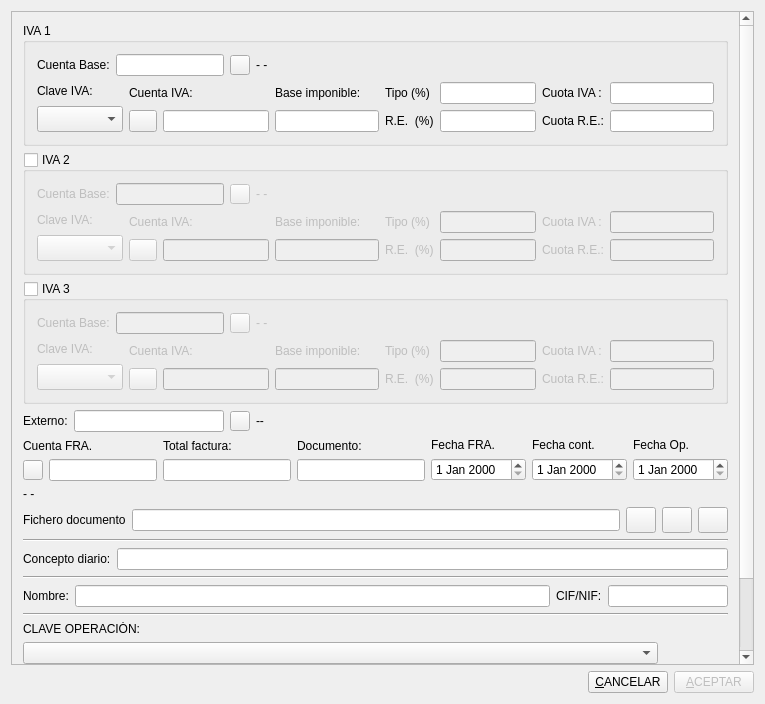
Qt form ivarep_aut.ui (DIBOSAJM/keme) before a commit.
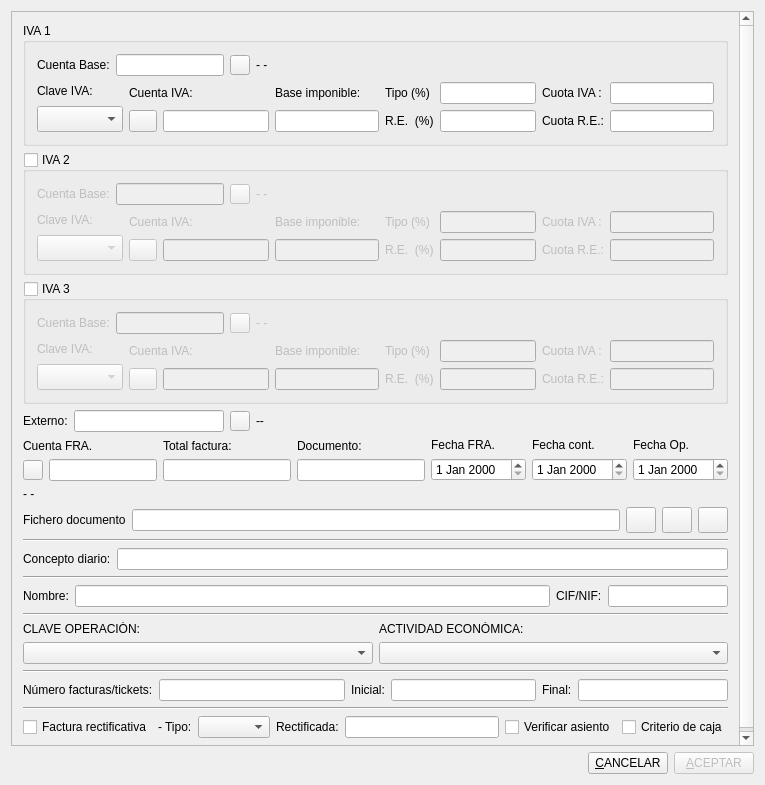
The same form after that commit. Icons and pictures are not drawn.

The edit to the form file:
```diff
--- a/ivarep_aut.ui
+++ b/ivarep_aut.ui
@@ -11,7 +11,7 @@
     <x>0</x>
     <y>0</y>
     <width>765</width>
-    <height>704</height>
+    <height>785</height>
    </rect>
   </property>
   <property name="windowTitle">
@@ -29,10 +29,10 @@
         <x>0</x>
         <y>0</y>
         <width>731</width>
-        <height>826</height>
+        <height>828</height>
        </rect>
       </property>
-      <layout class="QVBoxLayout" name="verticalLayout_3">
+      <layout class="QVBoxLayout" name="verticalLayout_5">
        <item>
         <widget class="QGroupBox" name="groupBox">
          <property name="title">
@@ -1491,6 +1491,8 @@
         </widget>
        </item>
        <item>
+        <layout class="QHBoxLayout" name="horizontalLayout_9">
+         <item>
         <layout class="QVBoxLayout" name="verticalLayout_2">
          <item>
           <widget class="QLabel" name="label_5">
@@ -1512,6 +1514,29 @@
         </layout>
        </item>
        <item>
+          <layout class="QVBoxLayout" name="verticalLayout_3">
+           <item>
+            <widget class="QLabel" name="label_15">
+             <property name="text">
+              <string>ACTIVIDAD ECONÓMICA:</string>
+             </property>
+            </widget>
+           </item>
+           <item>
+            <widget class="QComboBox" name="actividad_comboBox">
+             <property name="minimumSize">
+              <size>
+               <width>200</width>
+               <height>0</height>
+              </size>
+             </property>
+            </widget>
+           </item>
+          </layout>
+         </item>
+        </layout>
+       </item>
+       <item>
         <widget class="Line" name="line_3">
          <property name="orientation">
           <enum>Qt::Orientation::Horizontal</enum>
```
Left out of the diff: 3 changed lines with no effect on the pictures. Lines whose indentation alone changed are shown as unchanged.
